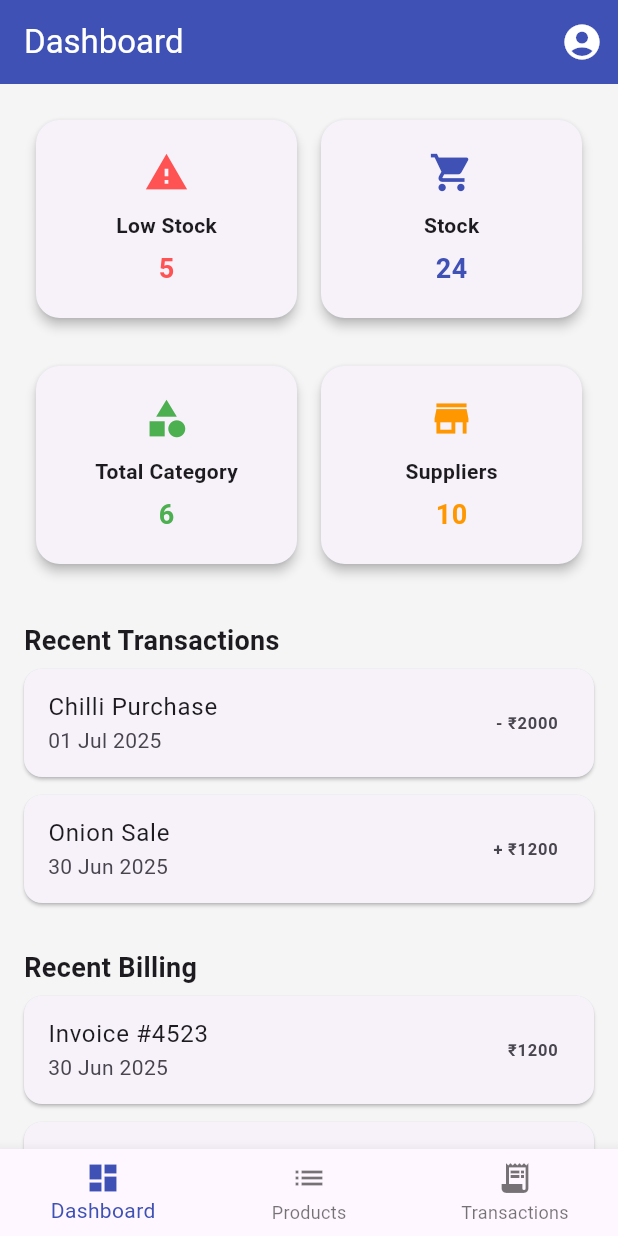
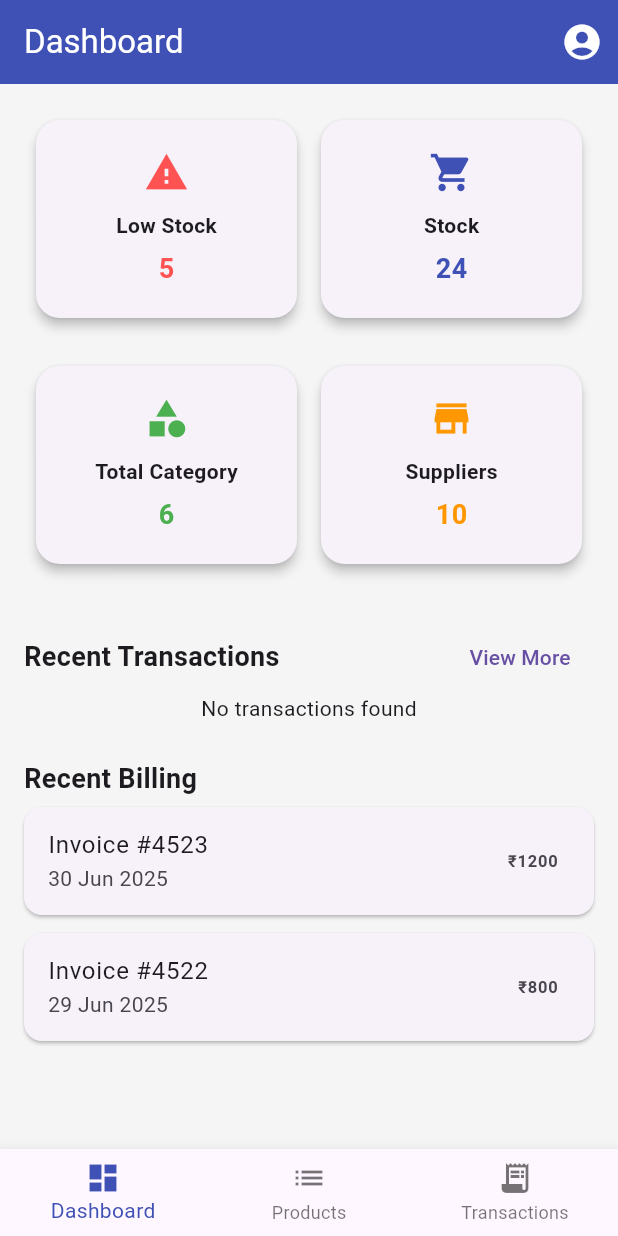
Before and after one commit to yugsakariya/flutter_project, a Flutter app: the screen it shows after launch, on a phone screen of 412 x 824 dp. Run offline on Flutter 3.47's test engine with Material 3 defaults, Android fonts, the phone set to English and light mode, and no system bars; our stand-ins replace cloud_firestore, firebase_core, fluttertoast; accounts and stored records are empty.

Commit message:
Important Update

```diff
--- a/lib/Dashboard.dart
+++ b/lib/Dashboard.dart
@@ -1,6 +1,10 @@
+import 'package:cloud_firestore/cloud_firestore.dart';
 import 'package:flutter/material.dart';
-import 'package:flutter_project/ProductList.dart';
+import 'package:flutter_project/Stocks.dart';
 import 'package:flutter_project/Profile.dart';
+import 'package:intl/intl.dart';
+
+import 'Transaction.dart';
 
 class Dashboard extends StatefulWidget {
   const Dashboard({super.key});
@@ -25,13 +29,13 @@ class _DashboardState extends State<Dashboard> {
         ),
         actions: [
           IconButton(
-          icon: Icon(Icons.account_circle, size: 28,color: Colors.white,),
+            icon: Icon(Icons.account_circle, size: 28,color: Colors.white,),
             tooltip: 'Profile',
             onPressed: () {
-              Navigator.push(
-                context,
-                MaterialPageRoute(builder: (context) => Profile()),
-              );
+              // Navigator.push(
+              //   context,
+              //   MaterialPageRoute(builder: (context) => Profile()),
+              // );
             },
           ),
         ],
@@ -58,13 +62,49 @@ class _DashboardState extends State<Dashboard> {
             ),
 
             SizedBox(height: 30),
+            Row(
+              children: [
+                _buildSectionTitle("Recent Transactions"),
+                Spacer(flex: 1),
+                TextButton(onPressed: (){Navigator.push(context, MaterialPageRoute(builder: (_)=>TransactionScreen()));},
+                    child: Text("View More "))
+              ],
+            ),
+            StreamBuilder<QuerySnapshot>(
+              stream: FirebaseFirestore.instance
+                  .collection("transactions")
+                  .orderBy("timestamp", descending: true)
+                  .limit(3)
+                  .snapshots(),
+              builder: (context, snapshot) {
+                // Handle loading state
+                if (snapshot.connectionState == ConnectionState.waiting) {
+                  return Center(child: CircularProgressIndicator());
+                }
+                if (snapshot.hasError) {
+                  return Center(child: Text('Error: ${snapshot.error}'));
+                }
+                if (!snapshot.hasData || snapshot.data!.docs.isEmpty) {
+                  return Center(child: Text('No transactions found'));
+                }
+                if (snapshot.hasData){
+                  print(snapshot.data!.docs.map((doc)=>doc.data()).toList());
+                }
+                List<Map<String, dynamic>> transactions = [];
+                for (var doc in snapshot.data!.docs) {
+                  transactions.add({
+                    "title": doc['product'] ?? 'Unknown Product',
+                    "amount": "₹${doc['unitPrice'] ?? '0'}",
+                    "date": (doc['date'] != null && doc['date'] is Timestamp)
+                        ? DateFormat('dd-MM-yyyy').format(doc['date'].toDate())
+                        : 'No Date'
+                  });
+                }
 
-            // Recent Transactions
-            _buildSectionTitle("Recent Transactions"),
-            _buildRecentList([
-              {"title": "Chilli Purchase", "amount": "- ₹2000", "date": "01 Jul 2025"},
-              {"title": "Onion Sale", "amount": "+ ₹1200", "date": "30 Jun 2025"},
-            ]),
+                return _buildRecentList(transactions);
+              },
+            ),
+
             SizedBox(height: 24),
 
             // Recent Billing
@@ -78,6 +118,7 @@ class _DashboardState extends State<Dashboard> {
       ),
     );
   }
+
   Widget _buildSummaryCard(String title, String count, Color color, IconData icon) {
     return Expanded(
       child: Card(
@@ -110,7 +151,7 @@ class _DashboardState extends State<Dashboard> {
     );
   }
 
-  Widget _buildRecentList(List<Map<String, String>> items) {
+  Widget _buildRecentList(List<Map<String, dynamic>> items) {
     return Column(
       children: items.map((item) {
         return Card(
--- a/lib/TransactionAdd.dart
+++ b/lib/TransactionAdd.dart
@@ -33,6 +33,7 @@ class _TransactionAddState extends State<TransactionAdd> {
       title: Text("Add Transaction"),
       content: Form(
         key: _formKey,
+        child: SingleChildScrollView(
           child: Column(
             children: [
               TextFormField(
@@ -186,6 +187,7 @@ class _TransactionAddState extends State<TransactionAdd> {
                               'date': DateFormat('dd-MM-yyyy').parse(_dateController.text),
                               'type': _typeController.text,
                               'status': _statusController.text,
+                              'timestamp': DateTime.now(),
                             }
                           ).then((value) {
                            Fluttertoast.showToast(msg: "Transaction Added",
@@ -214,6 +216,7 @@ class _TransactionAddState extends State<TransactionAdd> {
             ],
           ),
         ),
+      ),
     );
   }
 }
--- a/lib/TransactionUpdate.dart
+++ b/lib/TransactionUpdate.dart
@@ -62,6 +62,7 @@ class _TransactionupdateState extends State<Transactionupdate> {
         title: Text("Update Transaction"),
         content: Form(
           key: _formKey,
+          child: SingleChildScrollView(
             child: Column(
               children: [
                 TextFormField(
@@ -242,6 +243,7 @@ class _TransactionupdateState extends State<Transactionupdate> {
               ],
             ),
           ),
+        ),
       );
     }
   }
--- a/lib/appstart.dart
+++ b/lib/appstart.dart
@@ -1,6 +1,6 @@
 import 'package:flutter/material.dart';
 import 'package:flutter_project/Dashboard.dart';
-import 'package:flutter_project/ProductList.dart';
+import 'package:flutter_project/Stocks.dart';
 import 'package:flutter_project/Transaction.dart';
 
 class Appstart extends StatefulWidget {
--- a/lib/login.dart
+++ b/lib/login.dart
@@ -1,9 +1,9 @@
-// import 'package:Project/ProductList.dart';
+// import 'package:Project/Stocks.dart';
 import 'package:flutter/material.dart';
 import 'package:flutter_project/Dashboard.dart';
 import 'package:flutter_project/appstart.dart';
 import 'package:flutter_project/main.dart';
-import 'ProductList.dart';
+import 'Stocks.dart';
 
 class Loginscreen extends StatefulWidget {
   Loginscreen({super.key});
```
Also changed, not shown: lib/Profile.dart (+111 -111 lines), lib/Stocks.dart (renamed from lib/ProductList.dart, +52 -32 lines). Lines whose indentation alone changed are shown as unchanged.
